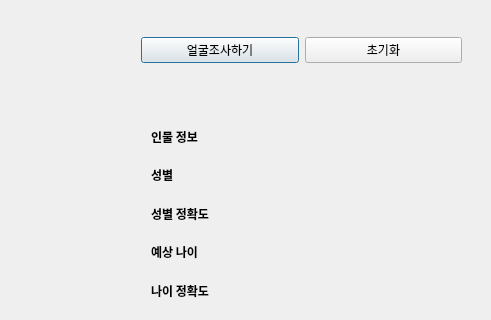
Qt form main_ui.ui (Trimage/AI_image_analyzer) before a commit; both pictures show x 309 to 800 and y 0 to 320 of the 800 by 800 pixel window.
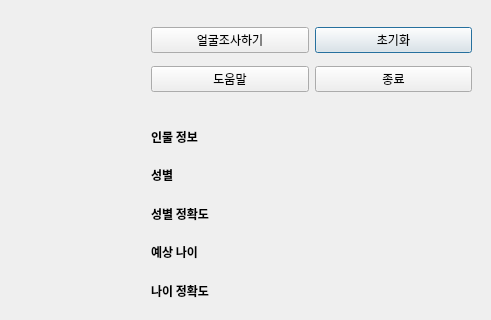
The same form after that commit.

Commit message: 도움말 추가

```diff
--- a/main_ui.ui
+++ b/main_ui.ui
@@ -13,32 +13,6 @@
   <property name="windowTitle">
    <string>Dialog</string>
   </property>
-  <widget class="QWidget" name="horizontalLayoutWidget">
-   <property name="geometry">
-    <rect>
-     <x>450</x>
-     <y>20</y>
-     <width>321</width>
-     <height>61</height>
-    </rect>
-   </property>
-   <layout class="QHBoxLayout" name="horizontalLayout">
-    <item>
-     <widget class="QPushButton" name="search_btn">
-      <property name="text">
-       <string>얼굴조사하기</string>
-      </property>
-     </widget>
-    </item>
-    <item>
-     <widget class="QPushButton" name="init_btn">
-      <property name="text">
-       <string>초기화</string>
-      </property>
-     </widget>
-    </item>
-   </layout>
-  </widget>
   <widget class="QWidget" name="verticalLayoutWidget_2">
    <property name="geometry">
     <rect>
@@ -479,6 +453,46 @@
     <string/>
    </property>
   </widget>
+  <widget class="QWidget" name="gridLayoutWidget_2">
+   <property name="geometry">
+    <rect>
+     <x>460</x>
+     <y>20</y>
+     <width>321</width>
+     <height>80</height>
+    </rect>
+   </property>
+   <layout class="QGridLayout" name="gridLayout_2">
+    <item row="0" column="1">
+     <widget class="QPushButton" name="init_btn">
+      <property name="text">
+       <string>초기화</string>
+      </property>
+     </widget>
+    </item>
+    <item row="0" column="0">
+     <widget class="QPushButton" name="search_btn">
+      <property name="text">
+       <string>얼굴조사하기</string>
+      </property>
+     </widget>
+    </item>
+    <item row="1" column="0">
+     <widget class="QPushButton" name="help_btn">
+      <property name="text">
+       <string>도움말</string>
+      </property>
+     </widget>
+    </item>
+    <item row="1" column="1">
+     <widget class="QPushButton" name="exit_btn">
+      <property name="text">
+       <string>종료</string>
+      </property>
+     </widget>
+    </item>
+   </layout>
+  </widget>
  </widget>
  <resources/>
  <connections/>
```
The commit also changes 2 other files.
